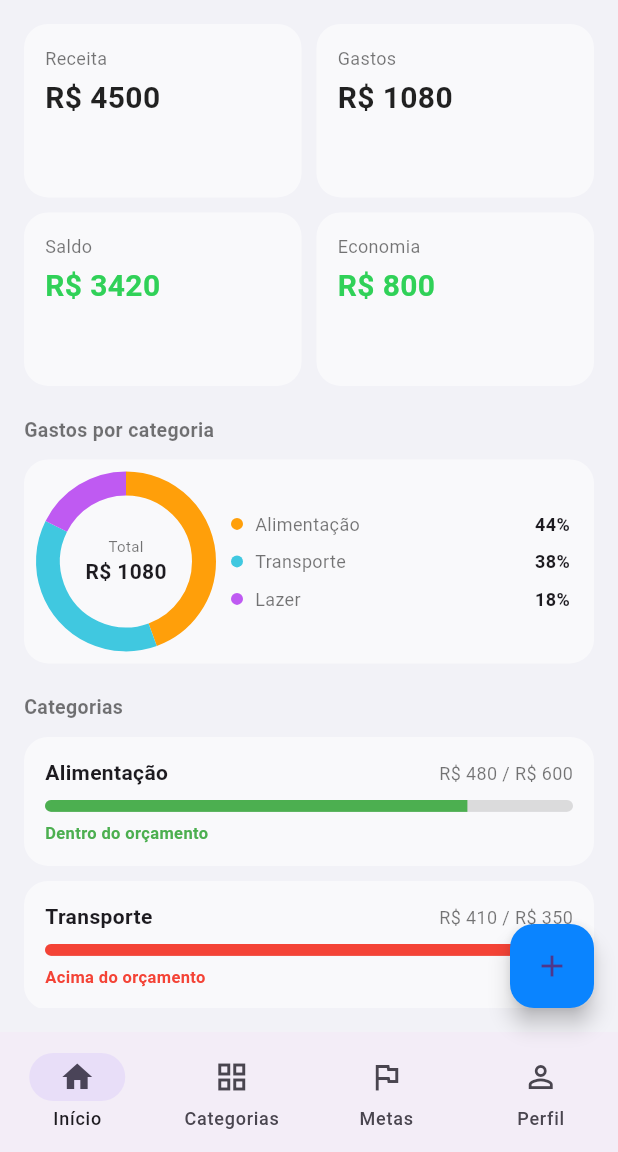
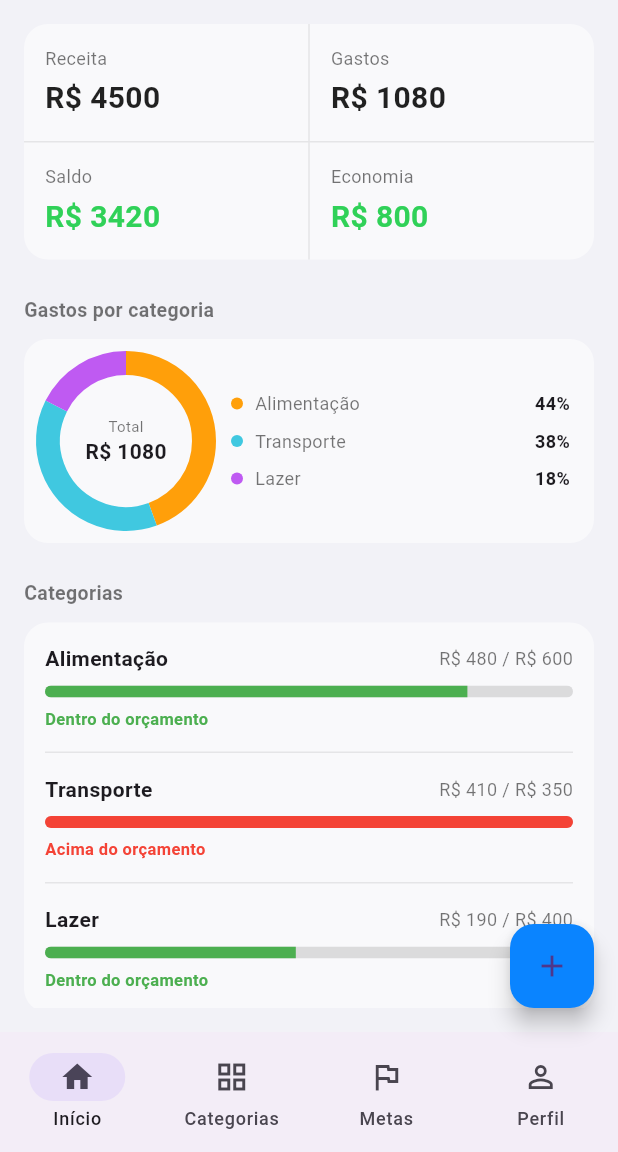
Before and after one commit to thybiagio/finquest, a Flutter app: the screen it shows after launch, on a phone screen of 412 x 824 dp, the part 84-1236 px from its top. Run offline on Flutter 3.47's test engine with Material 3 defaults, Android fonts, the phone set to English and light mode, and no system bars.

Commit message:
Melhoria de layout

```diff
--- a/lib/screens/categorias_content.dart
+++ b/lib/screens/categorias_content.dart
@@ -1,6 +1,7 @@
 import 'package:flutter/material.dart';
 import '../models/categoria.dart';
 import '../widgets/categoria_card.dart';
+import '../widgets/grouped_card.dart';
 
 class CategoriasContent extends StatefulWidget {
   const CategoriasContent({
@@ -84,12 +85,20 @@ class _CategoriasContentState extends State<CategoriasContent> {
           ),
         ),
         Expanded(
-          child: ListView(
-            padding: const EdgeInsets.all(16),
-            children: [
-              for (final categoria in widget.categorias) CategoriaCard(categoria: categoria),
-            ],
-          ),
+          child: widget.categorias.isEmpty
+              ? const Center(
+                  child: Text('Nenhuma categoria ainda', style: TextStyle(color: Colors.black45)),
+                )
+              : ListView(
+                  padding: const EdgeInsets.all(16),
+                  children: [
+                    GroupedCard(
+                      children: [
+                        for (final categoria in widget.categorias) CategoriaCard(categoria: categoria),
+                      ],
+                    ),
+                  ],
+                ),
         ),
       ],
     );
--- a/lib/screens/home_content.dart
+++ b/lib/screens/home_content.dart
@@ -1,10 +1,10 @@
 import 'package:flutter/material.dart';
 import '../models/categoria.dart';
 import '../models/transacao.dart';
-import '../widgets/stat_card.dart';
 import '../widgets/categoria_card.dart';
 import '../widgets/categoria_donut_chart.dart';
 import '../widgets/transacao_tile.dart';
+import '../widgets/grouped_card.dart';
 
 class HomeContent extends StatelessWidget {
   const HomeContent({
@@ -28,41 +28,104 @@ class HomeContent extends StatelessWidget {
       padding: const EdgeInsets.all(16),
       child: ListView(
         children: [
-          GridView.count(
-            crossAxisCount: 2,
-            crossAxisSpacing: 10,
-            mainAxisSpacing: 10,
-            childAspectRatio: 1.6,
-            shrinkWrap: true,
-            physics: const NeverScrollableScrollPhysics(),
-            children: [
-              StatCard(label: 'Receita', value: 'R\$ ${receitaTotal.toStringAsFixed(0)}'),
-              StatCard(label: 'Gastos', value: 'R\$ ${despesaTotal.toStringAsFixed(0)}'),
-              StatCard(label: 'Saldo', value: 'R\$ ${saldo.toStringAsFixed(0)}', valueColor: const Color(0xFF30D158)),
-              const StatCard(label: 'Economia', value: 'R\$ 800', valueColor: Color(0xFF30D158)),
-            ],
+          Container(
+            decoration: BoxDecoration(
+              color: Colors.white.withValues(alpha: 0.55),
+              borderRadius: BorderRadius.circular(16),
+            ),
+            child: Column(
+              children: [
+                IntrinsicHeight(
+                  child: Row(
+                    crossAxisAlignment: CrossAxisAlignment.stretch,
+                    children: [
+                      Expanded(child: _StatCell(label: 'Receita', value: 'R\$ ${receitaTotal.toStringAsFixed(0)}')),
+                      const VerticalDivider(width: 1, thickness: 1, color: Color(0x14000000)),
+                      Expanded(child: _StatCell(label: 'Gastos', value: 'R\$ ${despesaTotal.toStringAsFixed(0)}')),
+                    ],
+                  ),
+                ),
+                const Divider(height: 1, thickness: 1, color: Color(0x14000000)),
+                IntrinsicHeight(
+                  child: Row(
+                    crossAxisAlignment: CrossAxisAlignment.stretch,
+                    children: [
+                      Expanded(
+                        child: _StatCell(
+                          label: 'Saldo',
+                          value: 'R\$ ${saldo.toStringAsFixed(0)}',
+                          valueColor: const Color(0xFF30D158),
+                        ),
+                      ),
+                      const VerticalDivider(width: 1, thickness: 1, color: Color(0x14000000)),
+                      const Expanded(
+                        child: _StatCell(label: 'Economia', value: 'R\$ 800', valueColor: Color(0xFF30D158)),
+                      ),
+                    ],
+                  ),
+                ),
+              ],
+            ),
           ),
-          const SizedBox(height: 20),
+          const SizedBox(height: 24),
           const Text('Gastos por categoria', style: TextStyle(fontSize: 13, fontWeight: FontWeight.w600, color: Colors.black54)),
           const SizedBox(height: 10),
           CategoriaDonutChart(categorias: categorias),
-          const SizedBox(height: 20),
+          const SizedBox(height: 24),
           const Text('Categorias', style: TextStyle(fontSize: 13, fontWeight: FontWeight.w600, color: Colors.black54)),
           const SizedBox(height: 10),
-          for (final categoria in categorias) CategoriaCard(categoria: categoria),
-          const SizedBox(height: 20),
+          if (categorias.isNotEmpty)
+            GroupedCard(
+              children: [for (final categoria in categorias) CategoriaCard(categoria: categoria)],
+            ),
+          const SizedBox(height: 24),
           const Text('Histórico', style: TextStyle(fontSize: 13, fontWeight: FontWeight.w600, color: Colors.black54)),
-          const SizedBox(height: 6),
+          const SizedBox(height: 10),
           if (transacoes.isEmpty)
-            const Padding(
-              padding: EdgeInsets.symmetric(vertical: 12),
-              child: Text('Nenhuma transação ainda', style: TextStyle(fontSize: 12, color: Colors.black38)),
+            Container(
+              width: double.infinity,
+              padding: const EdgeInsets.symmetric(vertical: 20),
+              decoration: BoxDecoration(
+                color: Colors.white.withValues(alpha: 0.55),
+                borderRadius: BorderRadius.circular(16),
+              ),
+              child: const Center(
+                child: Text('Nenhuma transação ainda', style: TextStyle(fontSize: 12, color: Colors.black38)),
+              ),
             )
           else
-            for (final transacao in transacoes.reversed) TransacaoTile(transacao: transacao),
+            GroupedCard(
+              children: [for (final transacao in transacoes.reversed) TransacaoTile(transacao: transacao)],
+            ),
           const SizedBox(height: 80),
         ],
       ),
     );
   }
 }
+
+class _StatCell extends StatelessWidget {
+  const _StatCell({required this.label, required this.value, this.valueColor});
+
+  final String label;
+  final String value;
+  final Color? valueColor;
+
+  @override
+  Widget build(BuildContext context) {
+    return Padding(
+      padding: const EdgeInsets.all(14),
+      child: Column(
+        crossAxisAlignment: CrossAxisAlignment.start,
+        children: [
+          Text(label, style: const TextStyle(fontSize: 12, color: Colors.black54)),
+          const SizedBox(height: 4),
+          Text(
+            value,
+            style: TextStyle(fontSize: 20, fontWeight: FontWeight.bold, color: valueColor ?? Colors.black87),
+          ),
+        ],
+      ),
+    );
+  }
+}
--- a/lib/screens/metas_content.dart
+++ b/lib/screens/metas_content.dart
@@ -1,6 +1,7 @@
 import 'package:flutter/material.dart';
 import '../models/meta.dart';
 import '../widgets/meta_card.dart';
+import '../widgets/grouped_card.dart';
 
 class MetasContent extends StatefulWidget {
   const MetasContent({
@@ -90,7 +91,9 @@ class _MetasContentState extends State<MetasContent> {
               : ListView(
                   padding: const EdgeInsets.all(16),
                   children: [
-                    for (final meta in widget.metas) MetaCard(meta: meta),
+                    GroupedCard(
+                      children: [for (final meta in widget.metas) MetaCard(meta: meta)],
+                    ),
                   ],
                 ),
         ),
--- a/lib/widgets/categoria_card.dart
+++ b/lib/widgets/categoria_card.dart
@@ -1,6 +1,8 @@
 import 'package:flutter/material.dart';
 import '../models/categoria.dart';
 
+/// Uma linha de categoria, pensada para ser usada dentro de um GroupedCard
+/// (sem fundo/margem próprios, já que o agrupamento fica por conta do container pai).
 class CategoriaCard extends StatelessWidget {
   const CategoriaCard({super.key, required this.categoria});
 
@@ -10,13 +12,8 @@ class CategoriaCard extends StatelessWidget {
   Widget build(BuildContext context) {
     final cor = categoria.estourouOrcamento ? Colors.red : Colors.green;
 
-    return Container(
+    return Padding(
       padding: const EdgeInsets.all(14),
-      margin: const EdgeInsets.only(bottom: 10),
-      decoration: BoxDecoration(
-        color: Colors.white.withValues(alpha: 0.55),
-        borderRadius: BorderRadius.circular(16),
-      ),
       child: Column(
         crossAxisAlignment: CrossAxisAlignment.start,
         children: [
--- /dev/null
+++ b/lib/widgets/grouped_card.dart
@@ -0,0 +1,30 @@
+import 'package:flutter/material.dart';
+
+/// Agrupa vários itens dentro de um único card, separados por divisórias finas —
+/// como uma lista "grouped" de iOS/apps bancários, em vez de vários cards soltos
+/// e espaçados entre si.
+class GroupedCard extends StatelessWidget {
+  const GroupedCard({super.key, required this.children});
+
+  final List<Widget> children;
+
+  @override
+  Widget build(BuildContext context) {
+    return Container(
+      decoration: BoxDecoration(
+        color: Colors.white.withValues(alpha: 0.55),
+        borderRadius: BorderRadius.circular(16),
+      ),
+      clipBehavior: Clip.antiAlias,
+      child: Column(
+        children: [
+          for (var i = 0; i < children.length; i++) ...[
+            children[i],
+            if (i != children.length - 1)
+              const Divider(height: 1, thickness: 1, color: Color(0x14000000), indent: 14, endIndent: 14),
+          ],
+        ],
+      ),
+    );
+  }
+}
--- a/lib/widgets/meta_card.dart
+++ b/lib/widgets/meta_card.dart
@@ -1,6 +1,8 @@
 import 'package:flutter/material.dart';
 import '../models/meta.dart';
 
+/// Uma linha de meta, pensada para ser usada dentro de um GroupedCard
+/// (sem fundo/margem próprios).
 class MetaCard extends StatelessWidget {
   const MetaCard({super.key, required this.meta});
 
@@ -10,13 +12,8 @@ class MetaCard extends StatelessWidget {
   Widget build(BuildContext context) {
     final cor = meta.concluida ? const Color(0xFF30D158) : const Color(0xFF0A84FF);
 
-    return Container(
+    return Padding(
       padding: const EdgeInsets.all(14),
-      margin: const EdgeInsets.only(bottom: 10),
-      decoration: BoxDecoration(
-        color: Colors.white.withValues(alpha: 0.55),
-        borderRadius: BorderRadius.circular(16),
-      ),
       child: Column(
         crossAxisAlignment: CrossAxisAlignment.start,
         children: [
--- a/lib/widgets/stat_card.dart
+++ /dev/null
@@ -1,43 +0,0 @@
-import 'package:flutter/material.dart';
-
-class StatCard extends StatelessWidget {
-    const StatCard({
-        super.key,
-        required this.label,
-        required this.value,
-        this.valueColor,
-    });
-
-    final String label;
-    final String value;
-    final Color? valueColor;
-
-    @override
-    Widget build(BuildContext context) {
-        return Container(
-            padding: const EdgeInsets.all(14),
-            decoration: BoxDecoration(
-                color: Colors.white.withValues(alpha: 0.55),
-                borderRadius: BorderRadius.circular(16),
-            ),
-            child: Column(
-                crossAxisAlignment: CrossAxisAlignment.start,
-                children: [
-                    Text(
-                        label,
-                        style: const TextStyle(fontSize: 12, color: Colors.black54),
-                    ),
-                    const SizedBox(height: 4),
-                    Text(
-                        value,
-                        style: TextStyle(
-                            fontSize: 20,
-                            fontWeight: FontWeight.bold,
-                            color: valueColor ?? Colors.black87,
-                        ),
-                    ),
-                ],
-            ),
-        );
-    }
-}
--- a/lib/widgets/transacao_tile.dart
+++ b/lib/widgets/transacao_tile.dart
@@ -13,7 +13,7 @@ class TransacaoTile extends StatelessWidget {
     final rotulo = transacao.isReceita ? 'Receita' : (transacao.categoria?.nome ?? 'Despesa');
 
     return Padding(
-      padding: const EdgeInsets.symmetric(vertical: 8),
+      padding: const EdgeInsets.symmetric(horizontal: 14, vertical: 10),
       child: Row(
         children: [
           Expanded(
```
